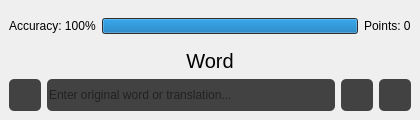
First picture: the form in window/interface/test_interface.ui, repository apps-open/BiLinguo, before the edit.
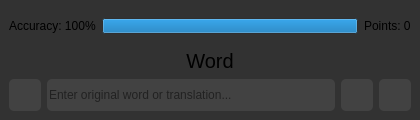
Second picture: the form after the edit. Icons and pictures are not drawn.

What changed in the file:
```diff
--- a/window/interface/test_interface.ui
+++ b/window/interface/test_interface.ui
@@ -13,6 +13,9 @@
   <property name="windowTitle">
    <string>Test</string>
   </property>
+  <property name="styleSheet">
+   <string notr="true">background:  #323232;</string>
+  </property>
   <widget class="QWidget" name="centralwidget">
    <layout class="QVBoxLayout" name="verticalLayout_2">
     <item>
```
